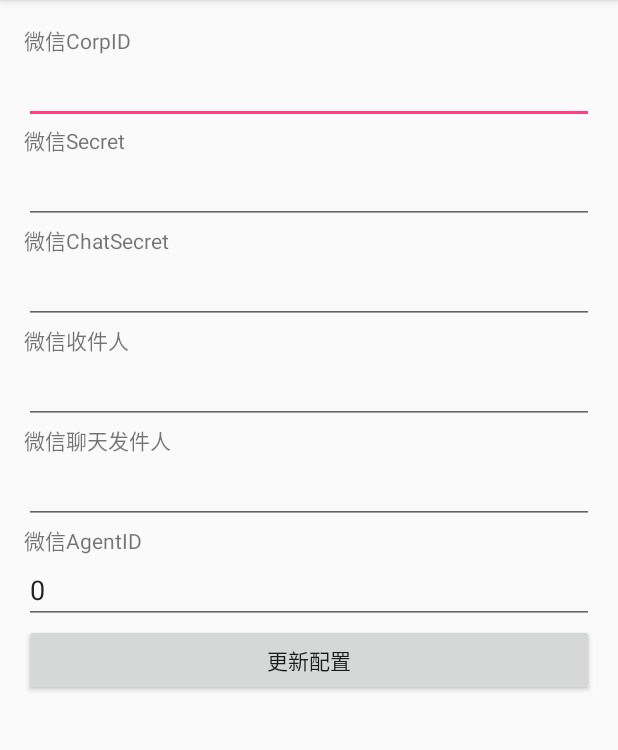
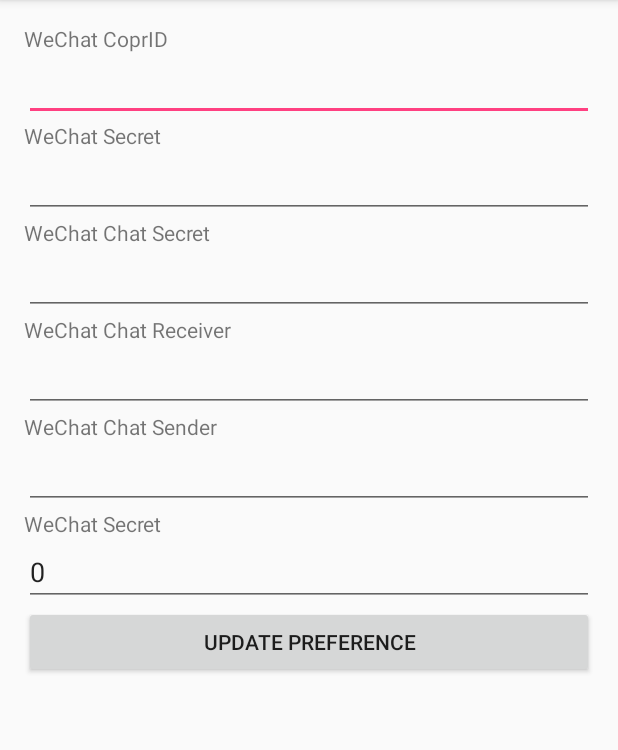
Before and after one commit to athurg/xinshi, an Android app: the screen it shows after launch (MainActivity), on a phone screen of 412 x 824 dp, the part 84-834 px from its top. Run offline under Robolectric (Android 15) with nearby library versions, the phone set to English and light mode, and no system bars.

Commit message:
Localized the app

```diff
--- a/app/src/main/res/layout/activity_main.xml
+++ b/app/src/main/res/layout/activity_main.xml
@@ -24,7 +24,7 @@
             android:layout_alignParentBottom="true">
 
             <TextView
-                android:text="微信CorpID"
+                android:text="@string/wechat_corp_id"
                 android:layout_width="match_parent"
                 android:layout_height="wrap_content"
                 android:id="@+id/corpIdTextView" />
@@ -38,7 +38,7 @@
                 android:id="@+id/corpIdEditText" />
 
             <TextView
-                android:text="微信Secret"
+                android:text="@string/wechat_secret"
                 android:layout_width="match_parent"
                 android:layout_height="wrap_content"
                 android:id="@+id/secretTextView" />
@@ -52,7 +52,7 @@
                 android:id="@+id/secretEditText" />
 
             <TextView
-                android:text="微信ChatSecret"
+                android:text="@string/wechat_chat_secret"
                 android:layout_width="match_parent"
                 android:layout_height="wrap_content"
                 android:id="@+id/chatSecretTextView" />
@@ -66,7 +66,7 @@
                 android:id="@+id/chatSecretEditText" />
 
             <TextView
-                android:text="微信收件人"
+                android:text="@string/wechat_chat_receiver"
                 android:layout_width="match_parent"
                 android:layout_height="wrap_content"
                 android:id="@+id/receiverTextView" />
@@ -80,7 +80,7 @@
                 android:id="@+id/receiverEditText" />
 
             <TextView
-                android:text="微信聊天发件人"
+                android:text="@string/wechat_chat_sender"
                 android:layout_width="match_parent"
                 android:layout_height="wrap_content"
                 android:id="@+id/senderTextView" />
@@ -94,7 +94,7 @@
                 android:id="@+id/senderEditText" />
 
             <TextView
-                android:text="微信AgentID"
+                android:text="@string/wechat_chat_agent_id"
                 android:layout_width="match_parent"
                 android:layout_height="wrap_content"
                 android:id="@+id/agentIdTextView" />
@@ -108,7 +108,7 @@
                 android:id="@+id/agentIdEditText" />
 
             <Button
-                android:text="更新配置"
+                android:text="@string/update_preference"
                 android:layout_width="match_parent"
                 android:layout_height="wrap_content"
                 android:id="@+id/button"
--- a/app/src/main/res/values/strings.xml
+++ b/app/src/main/res/values/strings.xml
@@ -1,3 +1,10 @@
 <resources>
     <string name="app_name">XinShi</string>
+    <string name="wechat_corp_id">WeChat CoprID</string>
+    <string name="wechat_secret">WeChat Secret</string>
+    <string name="wechat_chat_secret">WeChat Chat Secret</string>
+    <string name="wechat_chat_sender">WeChat Chat Sender</string>
+    <string name="wechat_chat_agent_id">WeChat Secret</string>
+    <string name="wechat_chat_receiver">WeChat Chat Receiver</string>
+    <string name="update_preference">Update Preference</string>
 </resources>
```
Also changed, not shown: 1 other file.
